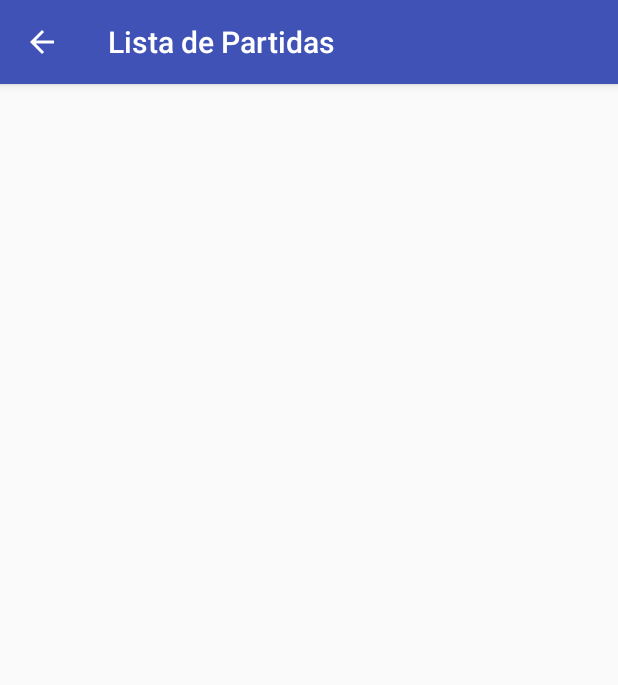
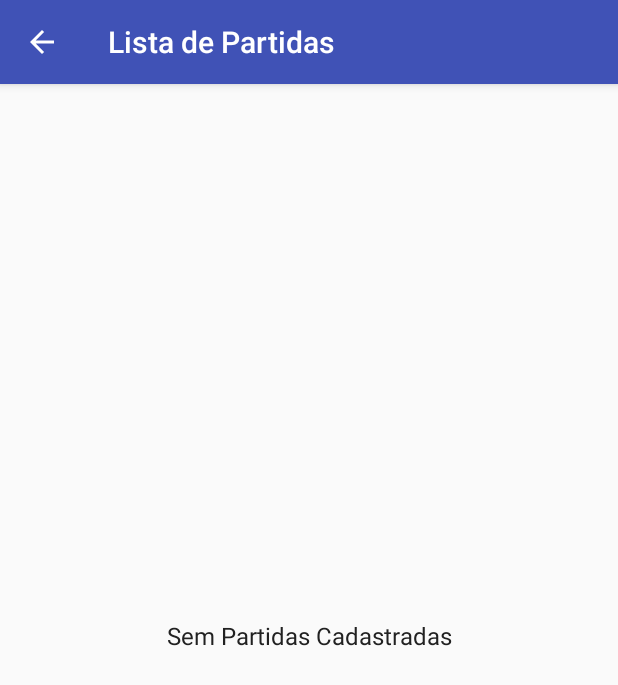
Before and after one commit to kennethcolina/Goalkeeper, an Android app: the Partidas screen opened directly, with no data from a screen before it, on a phone screen of 412 x 824 dp. Shown: the top 685 px of the screen. Run offline under Robolectric (Android 15) with nearby library versions, the phone set to English and light mode, and no system bars.

Commit message:
Ajuste das tela partidas (empty)

```diff
--- a/app/src/main/java/goalkeeper/matheus/goalkeeper/view/Partidas.java
+++ b/app/src/main/java/goalkeeper/matheus/goalkeeper/view/Partidas.java
@@ -27,6 +27,7 @@ import model.Partida;
  */
 public class Partidas extends AppCompatActivity {
     private int idGoleiro;
+    private TextView mtxt;
     private DBManager mDb;
 
     @Override
@@ -40,14 +41,21 @@ public class Partidas extends AppCompatActivity {
 
         mDb = new DBManager(this);
         idGoleiro = getIntent().getIntExtra("ID_GOLEIRO", 0);
+        mtxt = (TextView) findViewById(R.id.txt_partidas);
 
         RecyclerView rv = (RecyclerView)findViewById(R.id.rv);
         rv.setHasFixedSize(true);
         LinearLayoutManager llm = new LinearLayoutManager(this);
         rv.setLayoutManager(llm);
 
-        RVAdapter adapter = new RVAdapter(mDb.getPartidasTela(idGoleiro), this);
-        rv.setAdapter(adapter);
+        if (mDb.getPartidasTela(idGoleiro).isEmpty()) {
+            mtxt.setVisibility(View.VISIBLE);
+        } else {
+            mtxt.setVisibility(View.GONE);
+
+            RVAdapter adapter = new RVAdapter(mDb.getPartidasTela(idGoleiro), this);
+            rv.setAdapter(adapter);
+        }
     }
 
     @Override
--- a/app/src/main/res/layout/content_partidas.xml
+++ b/app/src/main/res/layout/content_partidas.xml
@@ -11,4 +11,15 @@
         android:layout_width="match_parent"
         android:layout_height="match_parent"
         android:id="@+id/rv" />
+    <TextView
+        android:id="@+id/txt_partidas"
+        android:layout_width="match_parent"
+        android:layout_height="match_parent"
+        android:gravity="center"
+        android:text="Sem Partidas Cadastradas"
+        android:textSize="@dimen/font_primary"
+        android:textColor="@color/textColorPrimary"
+        android:layout_marginBottom="@dimen/activity_vertical_margin"
+        android:paddingBottom="@dimen/activity_vertical_margin"
+        android:visibility="gone" />
 </RelativeLayout>
```
Also changed, not shown: 2 other files.
